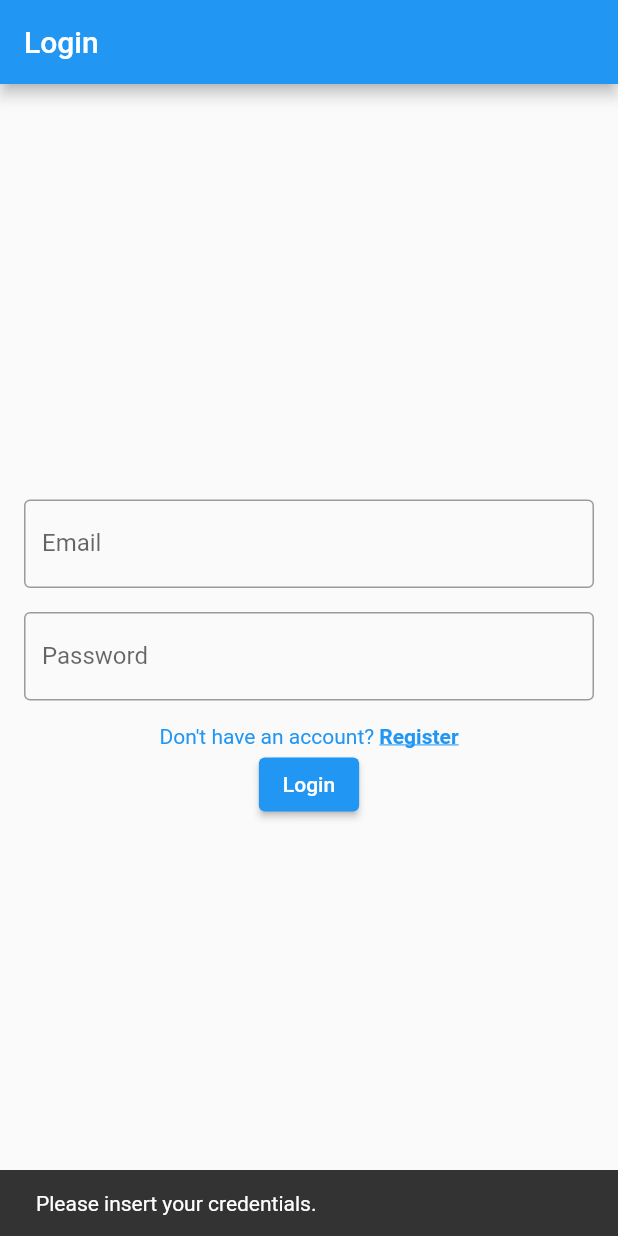
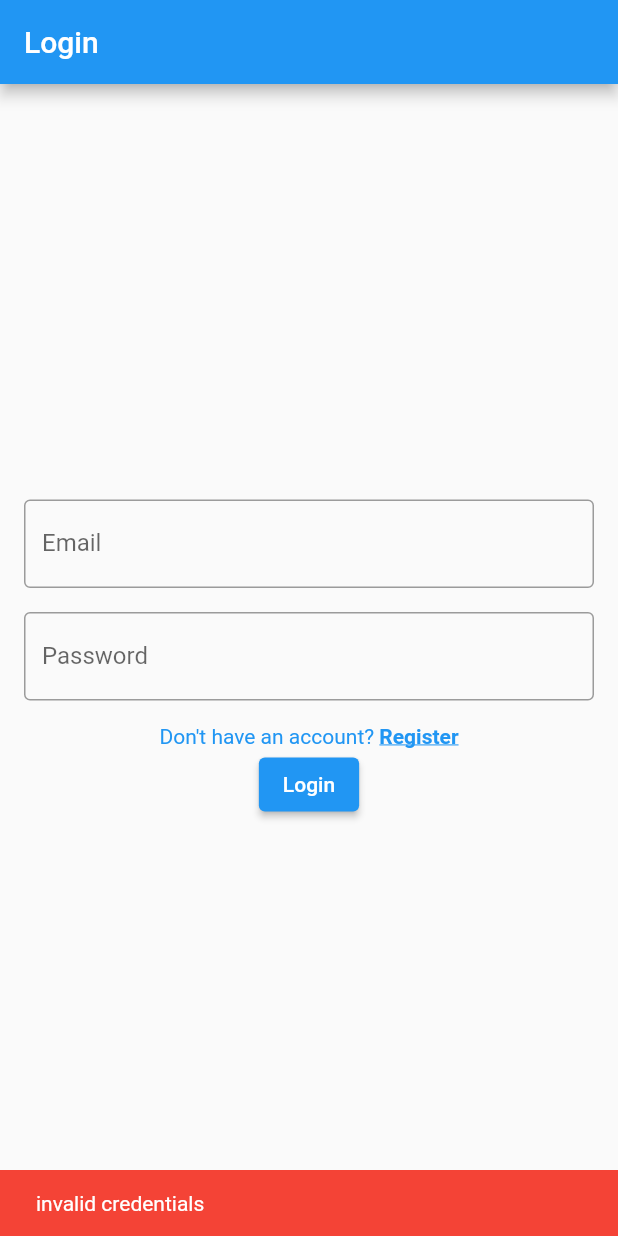
Before and after one commit to 3Lance/smolstock, a Flutter app: the screen it shows after launch, after a tap on "Login", on a phone screen of 412 x 824 dp. Run offline on Flutter 3.47's test engine with Material 2 defaults, Android fonts, the light colour scheme and no system bars; our stand-ins replace cached_network_image, fl_chart.

Commit message:
logica di login

```diff
--- a/app/smolstock/lib/login.dart
+++ b/app/smolstock/lib/login.dart
@@ -1,7 +1,8 @@
 import 'package:flutter/material.dart';
 import 'package:flutter/gestures.dart';
 import 'package:smolstock/register.dart';
-
+import 'package:smolstock/AuthHelper.dart';
+import 'package:smolstock/home.dart';
 
 void main() => runApp(MyApp());
 
@@ -87,18 +88,23 @@ class _LoginPageState extends State<LoginPage> {
                 String username = _usernameController.text;
                 String password = _passwordController.text;
 
-                // TODO: collegare la logica di controllo credenziali (AuthHelper)
+                RegistrationResult credentialValid = await AuthHelper.verifyCredentials(username, password);
 
-                if (username.isEmpty || password.isEmpty) {
-                  ScaffoldMessenger.of(context).showSnackBar(
-                    const SnackBar(
-                      content: Text('Please insert your credentials.')
-                    ),
-                  );
-                } else {
+                if(credentialValid.success) {
+                  // TODO: inizializzare la sessione
+                  Navigator
+                      .of(context)
+                      .pushReplacement(
+                        MaterialPageRoute(
+                          builder: (BuildContext context) => HomeScreen(),
+                        )
+                      );
+                }
+                else {
                   ScaffoldMessenger.of(context).showSnackBar(
                     SnackBar(
-                      content: Text('Welcome $username!')
+                      content: Text(credentialValid.message),
+                      backgroundColor: Colors.red,
                     ),
                   );
                 }
```
